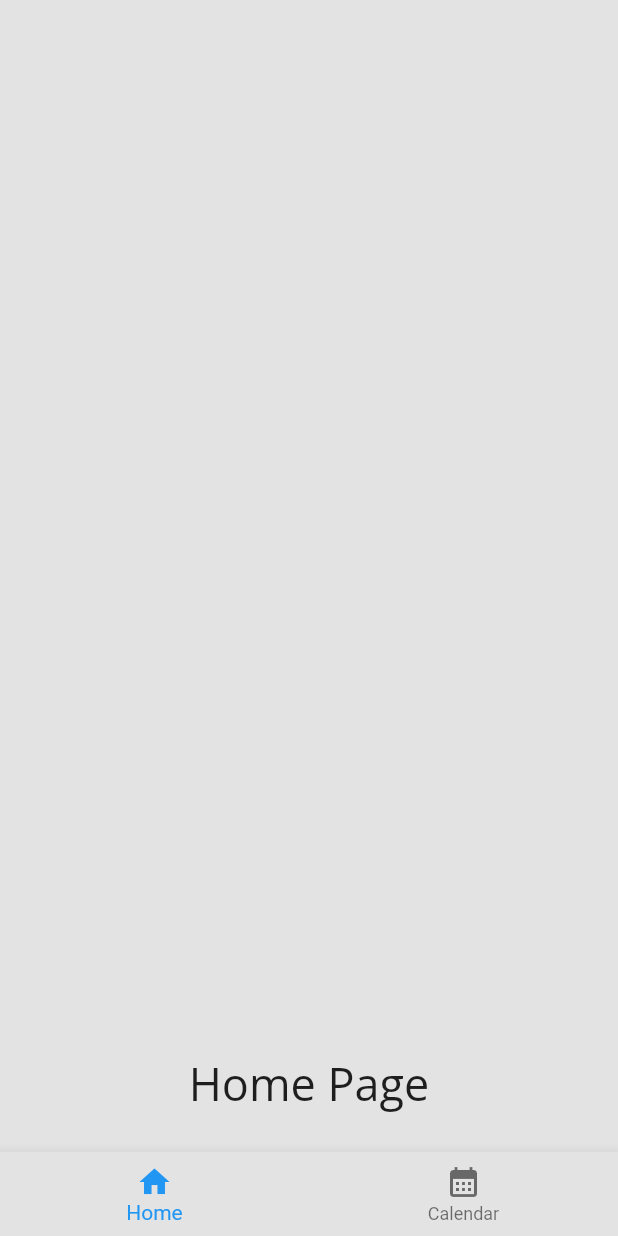
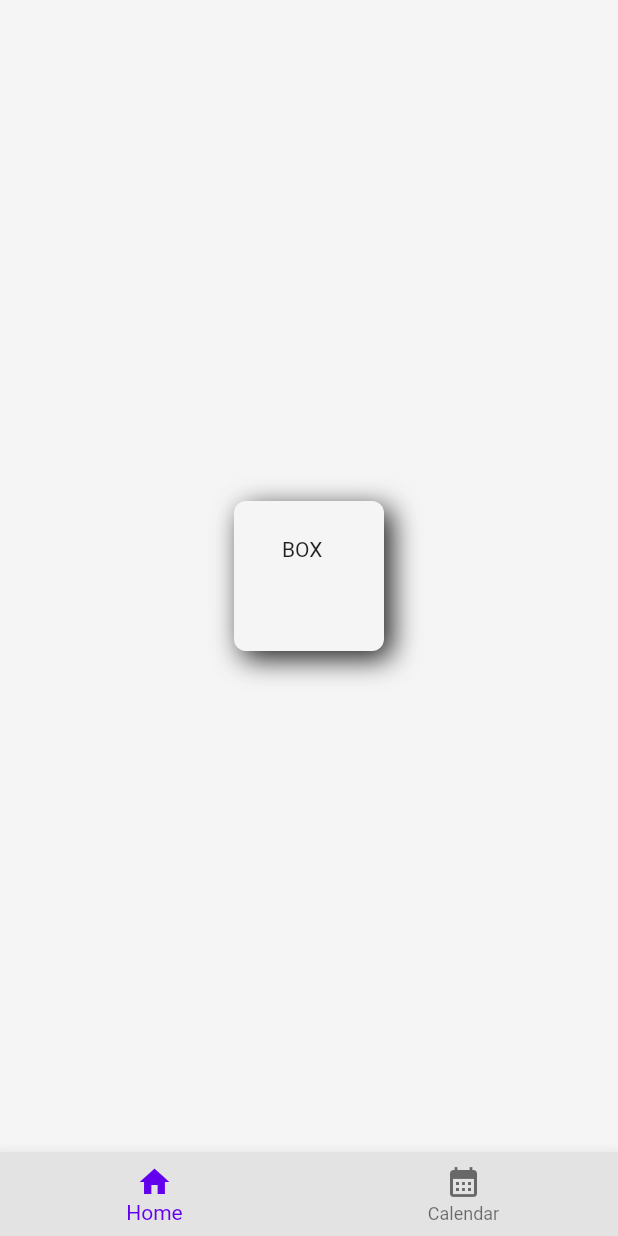
Before and after one commit to SanskritiHarmukh/Almeerah, a Flutter app: the screen it shows after launch, on a phone screen of 412 x 824 dp. Run offline on Flutter 3.47's test engine with Material 2 defaults, Android fonts, the phone set to English and light mode, and no system bars; our stand-ins replace firebase_core; missing offline and left inert: flutter_clean_calendar; accounts and stored records are empty.

Commit message:
theme added

```diff
--- /dev/null
+++ b/lib/Components/customcontainer.dart
@@ -0,0 +1,44 @@
+import 'package:flutter/material.dart';
+
+class CustomContainer extends StatelessWidget {
+  final Widget? child;
+  final Color? color;
+  final double width;
+  final double height;
+  final double vpad;
+  final double hpad;
+
+  const CustomContainer({Key? key,
+    required this.child,
+    required this.color,
+    required this.width,
+    required this.height,
+    required this.vpad,
+    required this.hpad}) : super(key: key);
+
+  @override
+  Widget build(BuildContext context) {
+    return Container(
+      decoration: BoxDecoration(
+        color: color,
+        borderRadius: BorderRadius.circular(8),
+        boxShadow: [
+          BoxShadow(
+            color: Colors.white.withOpacity(0.25),
+            offset: Offset(-5,-5),
+            blurRadius: 15,
+          ),
+          BoxShadow(
+            color: Colors.grey.shade900,
+            offset: Offset(5,5),
+            blurRadius: 15,
+          ),
+        ]
+      ),
+      width: width,
+      height: height,
+      padding: EdgeInsets.symmetric(vertical: vpad,horizontal: hpad),
+      child: child,
+    );
+  }
+}
--- a/lib/HomePage.dart
+++ /dev/null
@@ -1,25 +0,0 @@
-import 'package:flutter/material.dart';
-import 'package:google_fonts/google_fonts.dart';
-
-class HomePage extends StatefulWidget {
-  const HomePage({Key? key}) : super(key: key);
-
-  @override
-  State<HomePage> createState() => _HomePageState();
-}
-
-class _HomePageState extends State<HomePage> {
-  @override
-  Widget build(BuildContext context) {
-    return Scaffold(
-      backgroundColor:  Color.fromARGB(255, 227, 227, 227),
-      body: Padding(
-        padding: const EdgeInsets.only(bottom: 25),
-        child: Align(
-          alignment: Alignment.bottomCenter,
-          child: Text('Home Page', style: GoogleFonts.openSans(fontSize: 30)),
-        ),
-      ),
-    );
-  }
-}
--- a/lib/CalendarPage.dart
+++ b/lib/Pages/CalendarPage.dart
@@ -8,7 +8,7 @@ class CalendarPage extends StatefulWidget {
 }
 
 class _CalendarPageState extends State<CalendarPage> {
-  late DateTime selectedDay = DateTime.timestamp();
+  late DateTime selectedDay = DateTime.now();
   List<CleanCalendarEvent> selectedEvent = [];
 
   final Map<DateTime, List<CleanCalendarEvent>> events = {};
--- /dev/null
+++ b/lib/Pages/HomePage.dart
@@ -0,0 +1,35 @@
+import 'package:almeerah/Components/customcontainer.dart';
+import 'package:flutter/material.dart';
+
+class HomePage extends StatefulWidget {
+  const HomePage({Key? key}) : super(key: key);
+
+  @override
+  State<HomePage> createState() => _HomePageState();
+}
+
+class _HomePageState extends State<HomePage> {
+  @override
+  Widget build(BuildContext context) {
+    double pageWidth = MediaQuery.of(context).size.width;
+    double pageHeight = MediaQuery.of(context).size.height;
+
+    return Scaffold(
+      backgroundColor: Theme.of(context).colorScheme.background,
+      body: SafeArea(
+        child: Center(
+          child: Column(
+            mainAxisAlignment: MainAxisAlignment.center,
+            crossAxisAlignment: CrossAxisAlignment.center,
+            children: [
+              CustomContainer(child: Text('BOX'),
+                  color: Theme.of(context).colorScheme.background,
+                  width: 100, height: 100, vpad: 24, hpad: 32)
+
+            ],
+          ),
+        ),
+      ),
+    );
+  }
+}
--- /dev/null
+++ b/lib/Theme/theme.dart
@@ -0,0 +1,14 @@
+import 'package:flutter/material.dart';
+
+ThemeData lightMode = ThemeData(
+  brightness: Brightness.light,
+      colorScheme: ColorScheme.light(
+    background: Colors.grey.shade100
+),
+);
+ThemeData darkMode = ThemeData(
+    brightness: Brightness.dark,
+  colorScheme: ColorScheme.dark(
+      background: Colors.grey.shade800
+  ),
+);
--- a/lib/main.dart
+++ b/lib/main.dart
@@ -1,7 +1,10 @@
-import 'package:almeerah/CalendarPage.dart';
-import 'package:almeerah/HomePage.dart';
+import 'package:almeerah/Pages/CalendarPage.dart';
+
+import 'package:almeerah/Theme/theme.dart';
 import 'package:flutter/material.dart';
 import 'package:firebase_core/firebase_core.dart';
+
+import 'Pages/HomePage.dart';
 
 Future main() async {
   WidgetsFlutterBinding.ensureInitialized();
@@ -22,6 +25,8 @@ class _MyAppState extends State<MyApp> {
     return MaterialApp(
       debugShowCheckedModeBanner: false,
       home: BottomTabBar(),
+      theme: lightMode,
+      darkTheme: darkMode,
     );
   }
 }
@@ -42,7 +47,6 @@ class _BottomTabBarState extends State<BottomTabBar> {
   Widget build(BuildContext context) {
     return Scaffold(
         body: screens[_index],
-
         bottomNavigationBar: BottomNavigationBar(
             currentIndex: _index,
             onTap: (value) {
--- a/pubspec.yaml
+++ b/pubspec.yaml
@@ -37,7 +37,7 @@ dependencies:
   # Use with the CupertinoIcons class for iOS style icons.
   cupertino_icons: ^1.0.2
   cloud_firestore: ^4.8.4
-  google_fonts: ^6.1.0
+  google_fonts:
   flutter_clean_calendar: ^1.1.0
 
 
```
Also changed, not shown: pubspec.lock.
